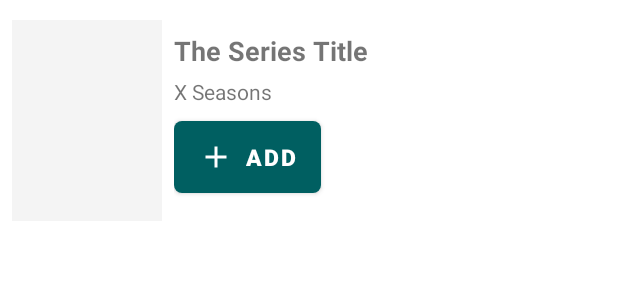
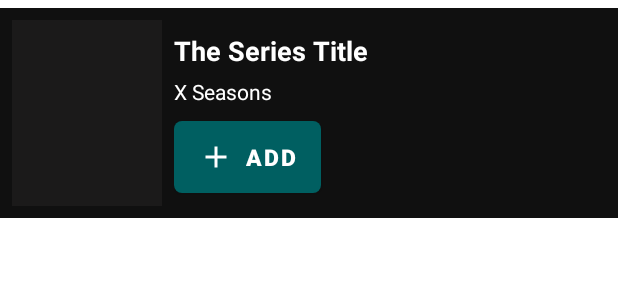
Before and after one commit to Gabicle/WatchIT, an Android app: the layout item_discover_card.xml on its own in the app's theme, with its tools: preview values and no code run, on a phone screen of 412 x 824 dp. Shown: the top 300 px of the screen. Run offline under Robolectric (Android 15) with nearby library versions, the phone set to English and light mode, and no system bars; network calls fail.

Commit message:
Completed Discover UI

```diff
--- a/app/src/main/res/drawable/loading_shape.xml
+++ b/app/src/main/res/drawable/loading_shape.xml
@@ -1,4 +1,4 @@
 <?xml version="1.0" encoding="utf-8"?>
 <shape android:shape="rectangle" xmlns:android="http://schemas.android.com/apk/res/android">
-<solid android:color="#f4f4f4" />
+<solid android:color="#1B1A1A" />
 </shape>
--- a/app/src/main/res/layout/fragment_discover.xml
+++ b/app/src/main/res/layout/fragment_discover.xml
@@ -4,6 +4,7 @@
     xmlns:tools="http://schemas.android.com/tools"
     android:layout_width="match_parent"
     android:layout_height="match_parent"
+    android:background="@color/black"
     >
 
     <!--    <TextView-->
@@ -27,13 +28,14 @@
 
     <EditText
         android:id="@+id/search_input"
-        android:hint="search"
+        android:hint="Search"
         android:drawableLeft="@drawable/ic_baseline_search_24"
         android:drawablePadding="8dp"
         android:textColor="@color/white"
         android:background="@drawable/search_input_dark_style"
         android:layout_width="0dp"
         android:layout_height="wrap_content"
+        android:textColorHint="#e5e5e5"
         android:layout_marginStart="24dp"
         android:layout_marginLeft="24dp"
         android:layout_marginTop="8dp"
--- a/app/src/main/res/layout/item_discover_card.xml
+++ b/app/src/main/res/layout/item_discover_card.xml
@@ -4,10 +4,10 @@
     xmlns:tools="http://schemas.android.com/tools"
     android:orientation="horizontal"
     android:layout_width="match_parent"
-    android:layout_height="150dp"
+    android:layout_height="140dp"
     android:layout_marginTop="5dp"
     android:padding="8dp"
-    android:background="#fff">
+    android:background="#101010">
 
         <ImageView
             android:id="@+id/discover_card_bg"
@@ -24,14 +24,16 @@
 
                     <TextView
                         android:id="@+id/discover_series_title"
-                        android:layout_width="wrap_content"
+                        android:layout_width="250dp"
                         android:layout_height="wrap_content"
                         android:text="The Series Title"
+                        android:textColor="@color/white"
                         android:textStyle="bold"
                         android:textSize="18sp" />
 
                     <TextView
                         android:layout_marginTop="5dp"
+                        android:textColor="@color/white"
                         android:id="@+id/discover_series_seasons"
                         android:layout_width="wrap_content"
                         android:layout_height="wrap_content"
@@ -39,17 +41,16 @@
                         />
 
             <Button
-                        android:background="@drawable/btn_add_style"
                 android:id="@+id/btn_add"
                 android:layout_width="wrap_content"
                 android:layout_height="wrap_content"
+                android:layout_marginTop="10dp"
+                android:background="@drawable/btn_add_style"
+                android:drawableLeft="@drawable/ic_baseline_add_24"
                 android:text="Add"
-                        android:layout_marginTop="10dp"
                 android:textColor="@color/white"
                 android:textSize="15sp"
-                        android:textStyle="bold"
-                        android:drawableLeft="@drawable/ic_baseline_add_24"
-                         />
+                android:textStyle="bold" />
 
 
 
```
Lines whose indentation alone changed are shown as unchanged.
